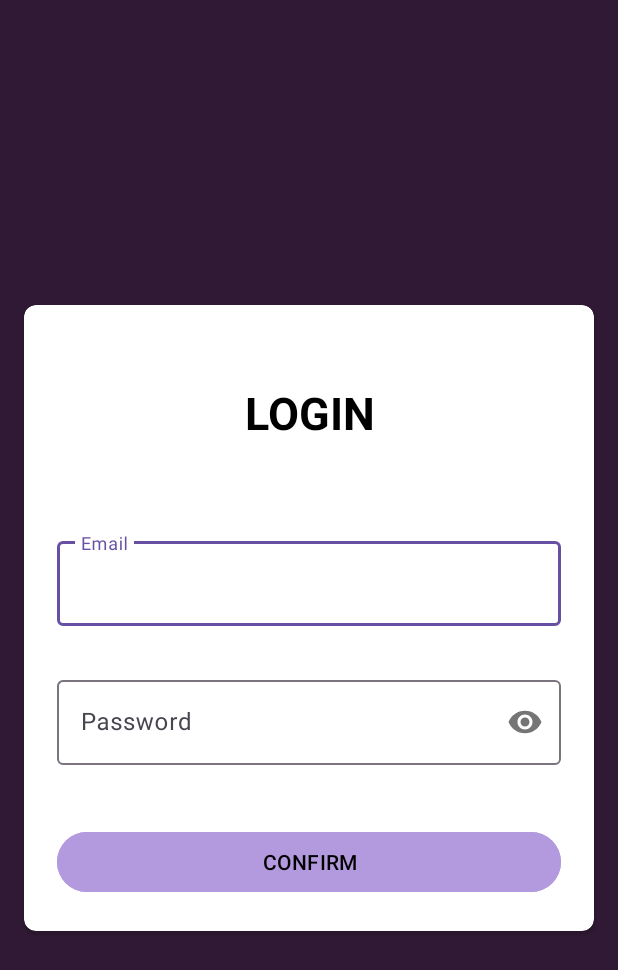
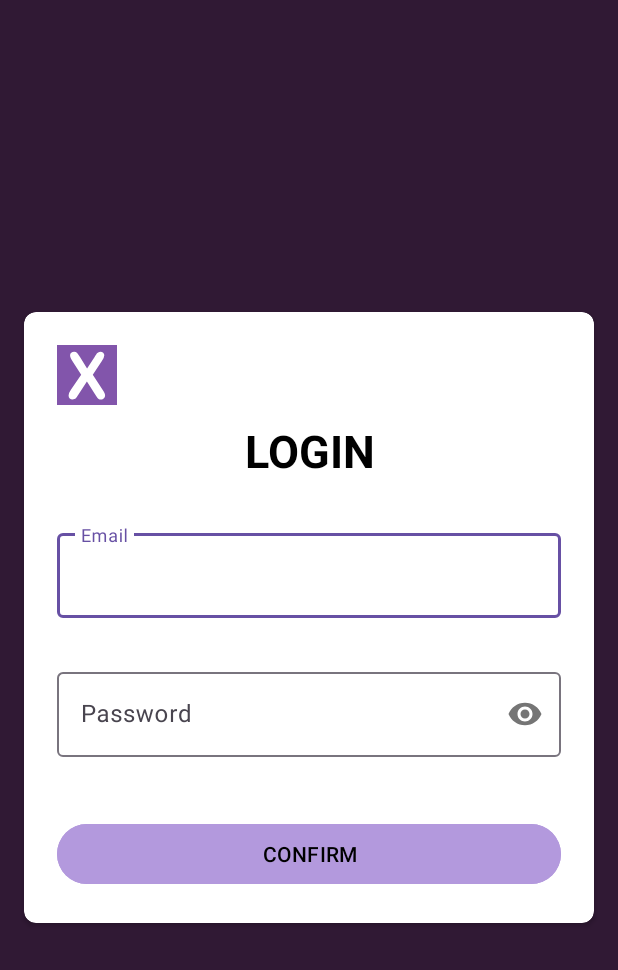
Before and after one commit to amirzach/StressGuru, an Android app: the LoginActivity screen opened directly, with no data from a screen before it, on a phone screen of 412 x 824 dp. Shown: the top 970 px of the screen. Run offline under Robolectric (Android 15) with nearby library versions, the phone set to English and light mode, and no system bars.

Commit message:
Added an exit button on login page

```diff
--- a/app/src/main/java/com/example/stress_guru/LoginActivity.java
+++ b/app/src/main/java/com/example/stress_guru/LoginActivity.java
@@ -2,16 +2,12 @@ package com.example.stress_guru;
 
 import android.os.Bundle;
 import android.view.View;
-import android.widget.TextView;
 import android.util.Patterns;
 import android.widget.Toast;
 import android.widget.Button;
+import android.widget.ImageButton;
 
-import androidx.activity.EdgeToEdge;
 import androidx.appcompat.app.AppCompatActivity;
-import androidx.core.graphics.Insets;
-import androidx.core.view.ViewCompat;
-import androidx.core.view.WindowInsetsCompat;
 
 import com.google.android.material.textfield.TextInputLayout;
 
@@ -21,6 +17,7 @@ public class LoginActivity extends AppCompatActivity {
 
     TextInputLayout textInputEmail, textInputPassword;
     Button confirmBtn;
+    ImageButton exitBtn;
 
     private static final Pattern PASSWORD_PATTERN=
             Pattern.compile("^"+"(?=.*[0-9])"+"(?=.*[a-zA-Z])"+"(?=\\S+$)"+".{6,}"+"$");
@@ -32,6 +29,14 @@ public class LoginActivity extends AppCompatActivity {
         textInputEmail=findViewById(R.id.input_email);
         textInputPassword=findViewById(R.id.input_password);
         confirmBtn=findViewById(R.id.confirm_button);
+        exitBtn=findViewById(R.id.returnbutton);
+
+        exitBtn.setOnClickListener(new View.OnClickListener() {
+            @Override
+            public void onClick(View v) {
+                Toast.makeText(LoginActivity.this, "Exit Button clicked", Toast.LENGTH_LONG);
+            }
+        });
 
         confirmBtn.setOnClickListener(new View.OnClickListener() {
             @Override
--- /dev/null
+++ b/app/src/main/res/drawable/exit_foreground.xml
@@ -0,0 +1,16 @@
+<?xml version="1.0" encoding="utf-8"?>
+<vector xmlns:android="http://schemas.android.com/apk/res/android"
+    android:width="108dp"
+    android:height="108dp"
+    android:viewportWidth="87"
+    android:viewportHeight="166.64062">
+  <group android:scaleX="0.24015753"
+      android:scaleY="0.46"
+      android:translateX="33.053146"
+      android:translateY="44.992966">
+    <group android:translateY="136.26562">
+      <path android:pathData="M7.453125,-20.046875L30.515625,-53.71875L11.109375,-83.671875Q8.375,-88.03125,7,-91.15625Q5.625,-94.296875,5.625,-97.171875Q5.625,-100.125,8.265625,-102.484375Q10.90625,-104.84375,14.703125,-104.84375Q19.0625,-104.84375,21.484375,-102.265625Q23.90625,-99.703125,28.203125,-92.75L43.671875,-67.71875L60.1875,-92.75Q62.234375,-95.90625,63.671875,-98.15625Q65.109375,-100.40625,66.4375,-101.875Q67.78125,-103.359375,69.4375,-104.09375Q71.09375,-104.84375,73.265625,-104.84375Q77.203125,-104.84375,79.703125,-102.484375Q82.203125,-100.125,82.203125,-96.890625Q82.203125,-92.1875,76.78125,-84.09375L56.46875,-53.71875L78.328125,-20.046875Q81.28125,-15.609375,82.609375,-12.6875Q83.953125,-9.78125,83.953125,-7.171875Q83.953125,-4.71875,82.75,-2.671875Q81.5625,-0.640625,79.375,0.5625Q77.203125,1.765625,74.46875,1.765625Q71.515625,1.765625,69.46875,0.53125Q67.4375,-0.703125,66.171875,-2.53125Q64.90625,-4.359375,61.453125,-9.640625L43.3125,-38.1875L24.046875,-8.796875Q21.796875,-5.28125,20.84375,-3.875Q19.90625,-2.46875,18.5625,-1.125Q17.234375,0.21875,15.40625,0.984375Q13.578125,1.765625,11.109375,1.765625Q7.3125,1.765625,4.8125,-0.5625Q2.328125,-2.890625,2.328125,-7.3125Q2.328125,-12.515625,7.453125,-20.046875Z"
+          android:fillColor="#FFFFFF"/>
+    </group>
+  </group>
+</vector>
--- a/app/src/main/res/layout/activity_login.xml
+++ b/app/src/main/res/layout/activity_login.xml
@@ -10,7 +10,7 @@
     android:gravity="center_vertical"
     android:padding="10dp"
     android:background="#301934"
-    tools:context=".MainActivity">
+    tools:context=".LoginActivity">
 
     <androidx.cardview.widget.CardView
         android:layout_width="match_parent"
@@ -25,11 +25,20 @@
         android:orientation="vertical"
         android:padding="16dp"
         >
+            <ImageButton
+                android:id="@+id/returnbutton"
+                android:layout_width="40dp"
+                android:layout_height="40dp"
+                android:src="@mipmap/exit"
+                android:backgroundTint="#FFFFFF"
+                android:contentDescription="@string/return_desc"
+                />
+
 
             <TextView
                 android:id="@+id/Login"
                 android:layout_width="300dp"
-                android:layout_height="100dp"
+                android:layout_height="50dp"
                 android:text="@string/loginPage"
                 android:textStyle="bold"
                 android:textColor="#000000"
@@ -37,6 +46,7 @@
                 android:textAllCaps="true"
                 android:layout_gravity="center"
                 android:gravity="center"
+                android:paddingTop="10dp"
                 />
 
             <com.google.android.material.textfield.TextInputLayout
--- /dev/null
+++ b/app/src/main/res/mipmap-anydpi-v26/exit.xml
@@ -0,0 +1,5 @@
+<?xml version="1.0" encoding="utf-8"?>
+<adaptive-icon xmlns:android="http://schemas.android.com/apk/res/android">
+    <background android:drawable="@color/exit_background"/>
+    <foreground android:drawable="@drawable/exit_foreground"/>
+</adaptive-icon>
--- /dev/null
+++ b/app/src/main/res/mipmap-anydpi-v26/exit_round.xml
@@ -0,0 +1,5 @@
+<?xml version="1.0" encoding="utf-8"?>
+<adaptive-icon xmlns:android="http://schemas.android.com/apk/res/android">
+    <background android:drawable="@color/exit_background"/>
+    <foreground android:drawable="@drawable/exit_foreground"/>
+</adaptive-icon>
--- /dev/null
+++ b/app/src/main/res/values/exit_background.xml
@@ -0,0 +1,4 @@
+<?xml version="1.0" encoding="utf-8"?>
+<resources>
+    <color name="exit_background">#8255AB</color>
+</resources>
--- a/app/src/main/res/values/strings.xml
+++ b/app/src/main/res/values/strings.xml
@@ -51,4 +51,5 @@
     <string name="Email_Login_Text">Email</string>
     <string name="Password_Text_Login">Password</string>
     <string name="confirm_login">confirm</string>
+    <string name="return_desc">A button to return to previous page</string>
 </resources>
```
Also changed, not shown: app/src/main/exit-playstore.png (added), app/src/main/res/mipmap-hdpi/exit.webp (added), app/src/main/res/mipmap-hdpi/exit_round.webp (added), app/src/main/res/mipmap-mdpi/exit.webp (added), app/src/main/res/mipmap-mdpi/exit_round.webp (added), app/src/main/res/mipmap-xhdpi/exit.webp (added), app/src/main/res/mipmap-xhdpi/exit_round.webp (added), app/src/main/res/mipmap-xxhdpi/exit.webp (added), app/src/main/res/mipmap-xxhdpi/exit_round.webp (added), app/src/main/res/mipmap-xxxhdpi/exit.webp (added), app/src/main/res/mipmap-xxxhdpi/exit_round.webp (added).
